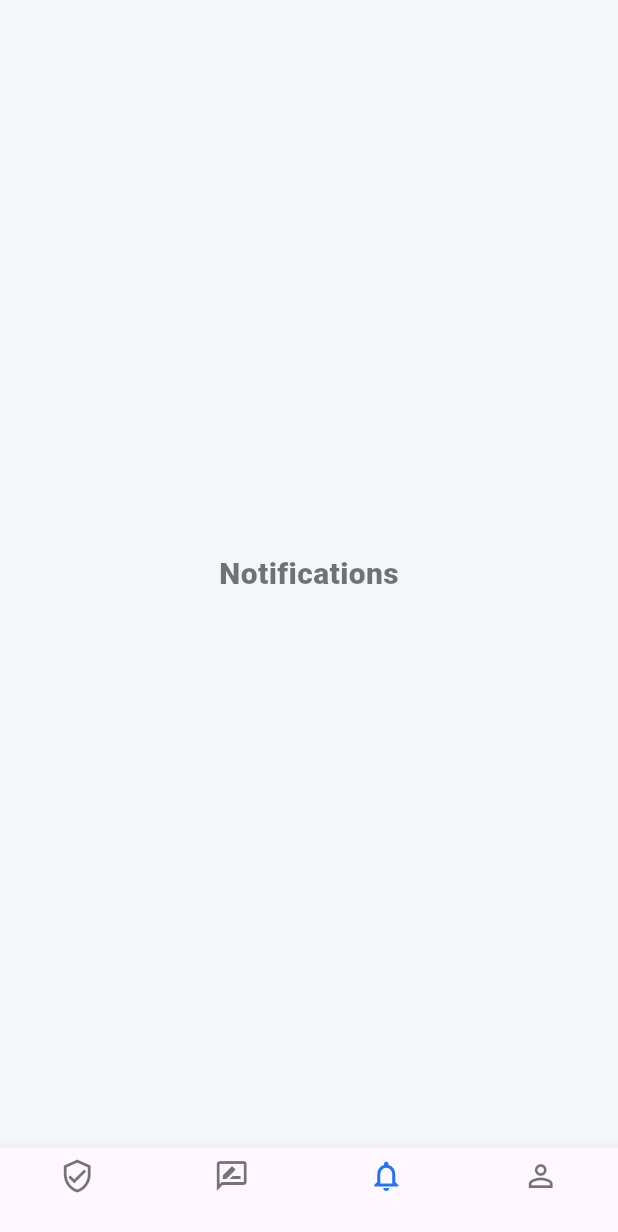
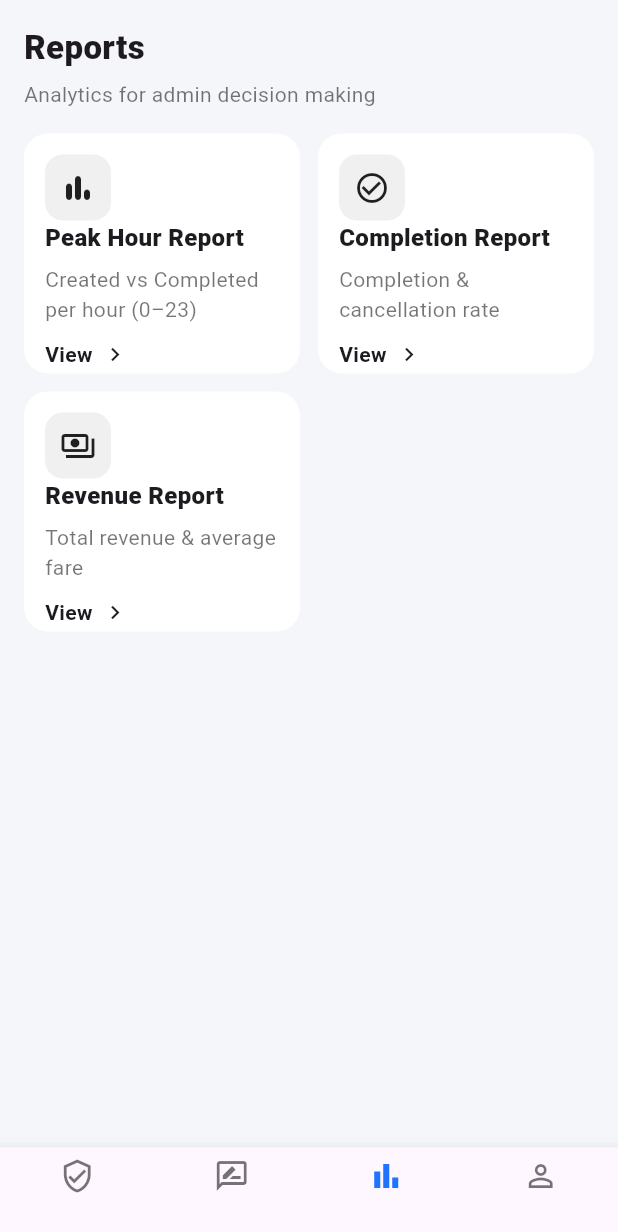
Before and after one commit to kahong2404/tarumt_carpool, a Flutter app: the AdminTabScaffold screen opened directly, swiped to page 3, on a phone screen of 412 x 824 dp. Shown: the top 1232 px of the screen. Run offline on Flutter 3.47's test engine with Material 3 defaults, Android fonts, the phone set to English and light mode, and no system bars; our stand-ins replace cloud_firestore, cloud_functions, file_picker, firebase_auth, firebase_core, firebase_messaging and 7 more; missing offline and left inert: flutter_stripe; accounts and stored records are empty.

Commit message:
report update

```diff
--- /dev/null
+++ b/lib/screens/Admin/admin_reports_screen.dart
@@ -0,0 +1,190 @@
+import 'package:flutter/material.dart';
+import 'package:tarumt_carpool/screens/Admin/Report/completion_report_screen.dart';
+
+// ✅ Import each report screen here
+import 'Report/peak_hour_report_screen.dart';
+import 'Report/revenue_report_screen.dart';
+
+class AdminReportsScreen extends StatelessWidget {
+  const AdminReportsScreen({super.key});
+
+  @override
+  Widget build(BuildContext context) {
+    // ✅ Add new report cards by adding a new item here
+    // Team member guide:
+    // 1) Create new report screen (e.g., cancellation_report_screen.dart)
+    // 2) Import it above
+    // 3) Add a ReportItem below with title/subtitle/icon/screenBuilder
+    final reports = <ReportItem>[
+      ReportItem(
+        title: 'Peak Hour Report',
+        subtitle: 'Created vs Completed per hour (0–23)',
+        icon: Icons.bar_chart_rounded,
+        screenBuilder: (_) => const PeakHourCreatedCompletedReportScreen(),
+      ),
+
+      ReportItem(
+        title: 'Completion Report',
+        subtitle: 'Completion & cancellation rate',
+        icon: Icons.check_circle_outline,
+        screenBuilder: (_) => const CompletionReportScreen(),
+      ),
+
+      ReportItem(
+        title: 'Revenue Report',
+        subtitle: 'Total revenue & average fare',
+        icon: Icons.payments_outlined,
+        screenBuilder: (_) => const RevenueReportScreen(),
+      ),
+
+      // ============================================================
+      // ✅ TEAMMATE: ADD NEW REPORTS BELOW
+      // Example:
+      //
+      // ReportItem(
+      //   title: 'Cancellation Report',
+      //   subtitle: 'Cancellation by hour + reason',
+      //   icon: Icons.cancel_outlined,
+      //   screenBuilder: (_) => const CancellationReportScreen(),
+      // ),
+      //
+      // ReportItem(
+      //   title: 'Revenue Report',
+      //   subtitle: 'Total revenue & average fare',
+      //   icon: Icons.payments_outlined,
+      //   screenBuilder: (_) => const RevenueReportScreen(),
+      // ),
+      // ============================================================
+    ];
+
+    return Scaffold(
+      backgroundColor: const Color(0xFFF5F6FA),
+      body: SafeArea(
+        child: Padding(
+          padding: const EdgeInsets.all(16),
+          child: Column(
+            crossAxisAlignment: CrossAxisAlignment.start,
+            children: [
+              const Text(
+                'Reports',
+                style: TextStyle(fontSize: 22, fontWeight: FontWeight.w800),
+              ),
+              const SizedBox(height: 6),
+              const Text(
+                'Analytics for admin decision making',
+                style: TextStyle(color: Colors.black54),
+              ),
+              const SizedBox(height: 16),
+
+              Expanded(
+                child: GridView.builder(
+                  itemCount: reports.length,
+                  gridDelegate: const SliverGridDelegateWithFixedCrossAxisCount(
+                    crossAxisCount: 2, // 2 cards per row
+                    mainAxisSpacing: 12,
+                    crossAxisSpacing: 12,
+                    childAspectRatio: 1.15,
+                  ),
+                  itemBuilder: (context, i) {
+                    final r = reports[i];
+                    return _ReportCard(
+                      title: r.title,
+                      subtitle: r.subtitle,
+                      icon: r.icon,
+                      onTap: () {
+                        Navigator.of(context).push(
+                          MaterialPageRoute(builder: r.screenBuilder),
+                        );
+                      },
+                    );
+                  },
+                ),
+              ),
+            ],
+          ),
+        ),
+      ),
+    );
+  }
+}
+
+class ReportItem {
+  final String title;
+  final String subtitle;
+  final IconData icon;
+  final WidgetBuilder screenBuilder;
+
+  ReportItem({
+    required this.title,
+    required this.subtitle,
+    required this.icon,
+    required this.screenBuilder,
+  });
+}
+
+class _ReportCard extends StatelessWidget {
+  final String title;
+  final String subtitle;
+  final IconData icon;
+  final VoidCallback onTap;
+
+  const _ReportCard({
+    required this.title,
+    required this.subtitle,
+    required this.icon,
+    required this.onTap,
+  });
+
+  @override
+  Widget build(BuildContext context) {
+    return Material(
+      color: Colors.white,
+      borderRadius: BorderRadius.circular(16),
+      elevation: 0,
+      child: InkWell(
+        borderRadius: BorderRadius.circular(16),
+        onTap: onTap,
+        child: Padding(
+          padding: const EdgeInsets.all(14),
+          child: Column(
+            crossAxisAlignment: CrossAxisAlignment.start,
+            children: [
+              Container(
+                width: 44,
+                height: 44,
+                decoration: BoxDecoration(
+                  color: Colors.black.withOpacity(0.06),
+                  borderRadius: BorderRadius.circular(12),
+                ),
+                child: Icon(icon),
+              ),
+              const Spacer(),
+              Text(
+                title,
+                style: const TextStyle(
+                  fontSize: 16,
+                  fontWeight: FontWeight.w800,
+                ),
+              ),
+              const SizedBox(height: 6),
+              Text(
+                subtitle,
+                maxLines: 2,
+                overflow: TextOverflow.ellipsis,
+                style: const TextStyle(color: Colors.black54),
+              ),
+              const SizedBox(height: 10),
+              Row(
+                children: const [
+                  Text('View', style: TextStyle(fontWeight: FontWeight.w700)),
+                  SizedBox(width: 6),
+                  Icon(Icons.chevron_right, size: 18),
+                ],
+              ),
+            ],
+          ),
+        ),
+      ),
+    );
+  }
+}
--- a/lib/screens/Admin/admin_tab_scaffold.dart
+++ b/lib/screens/Admin/admin_tab_scaffold.dart
@@ -1,5 +1,6 @@
 import 'package:flutter/material.dart';
 import 'admin_home_content.dart';
+import 'admin_reports_screen.dart';
 import 'package:tarumt_carpool/screens/profile/dashboard/admin_profile_dashboard.dart';
 
 class AdminTabScaffold extends StatefulWidget {
@@ -41,7 +42,7 @@ class _AdminTabScaffoldState extends State<AdminTabScaffold> {
           children: [
             const AdminHomeContent(),            // can stay const
             const SuspiciousReviewContent(),     // can stay const (if your widget is const)
-            const _PlaceholderTab(title: 'Notifications'),
+            const AdminReportsScreen(),
             AdminProfileDashboard(),             // ✅ NOT const
           ],
         ),
@@ -55,7 +56,8 @@ class _AdminTabScaffoldState extends State<AdminTabScaffold> {
         items: const [
           BottomNavigationBarItem(icon: Icon(Icons.verified_user_outlined), label: ''),
           BottomNavigationBarItem(icon: Icon(Icons.rate_review_outlined), label: ''),
-          BottomNavigationBarItem(icon: Icon(Icons.notifications_none), label: ''),
+          // BottomNavigationBarItem(icon: Icon(Icons.notifications_none), label: ''),
+          BottomNavigationBarItem(icon: Icon(Icons.bar_chart_outlined), label: ''),
           BottomNavigationBarItem(icon: Icon(Icons.person_outline), label: ''),
         ],
       ),
--- a/pubspec.yaml
+++ b/pubspec.yaml
@@ -37,12 +37,14 @@ dependencies:
   permission_handler: ^12.0.1
   flutter_map: ^8.2.2
   latlong2: ^0.9.1
+  fl_chart: ^0.68.0
   http: ^1.2.0
   url_launcher: ^6.2.5
   file_picker: ^10.0.0
   image_picker: ^1.1.2
   google_maps_flutter: ^2.5.0
   google_places_flutter: ^2.0.7
+
   # The following adds the Cupertino Icons font to your application.
   # Use with the CupertinoIcons class for iOS style icons.
   cupertino_icons: ^1.0.8
```
Also changed, not shown: lib/screens/Admin/Report/completion_report_screen.dart (added, +107 -0 lines), lib/screens/Admin/Report/peak_hour_report_screen.dart (added, +313 -0 lines), lib/screens/Admin/Report/revenue_report_screen.dart (added, +89 -0 lines), pubspec.lock.
